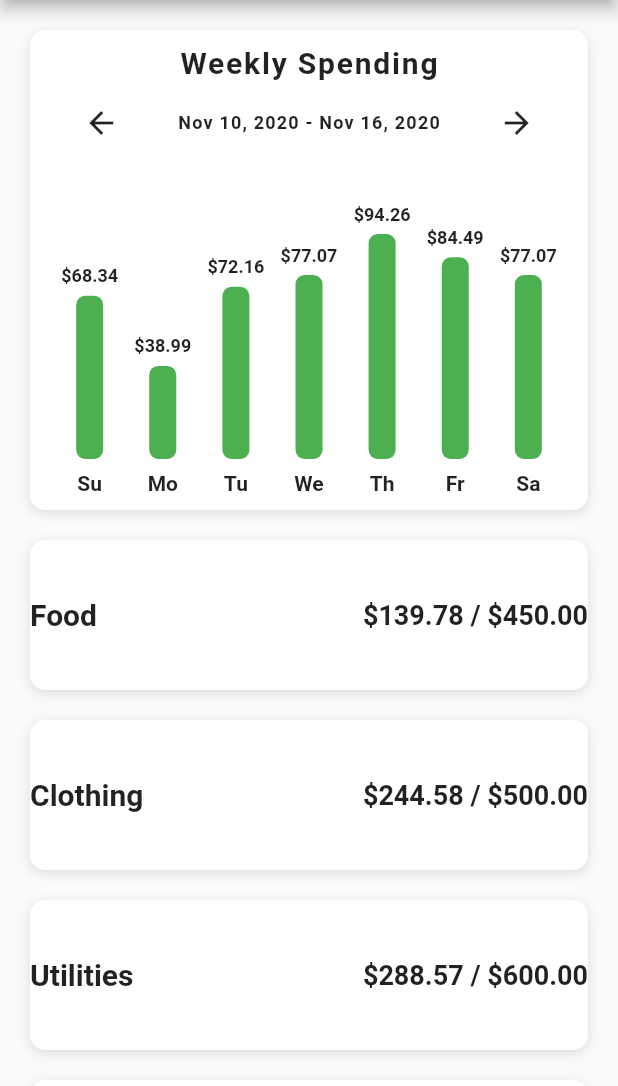
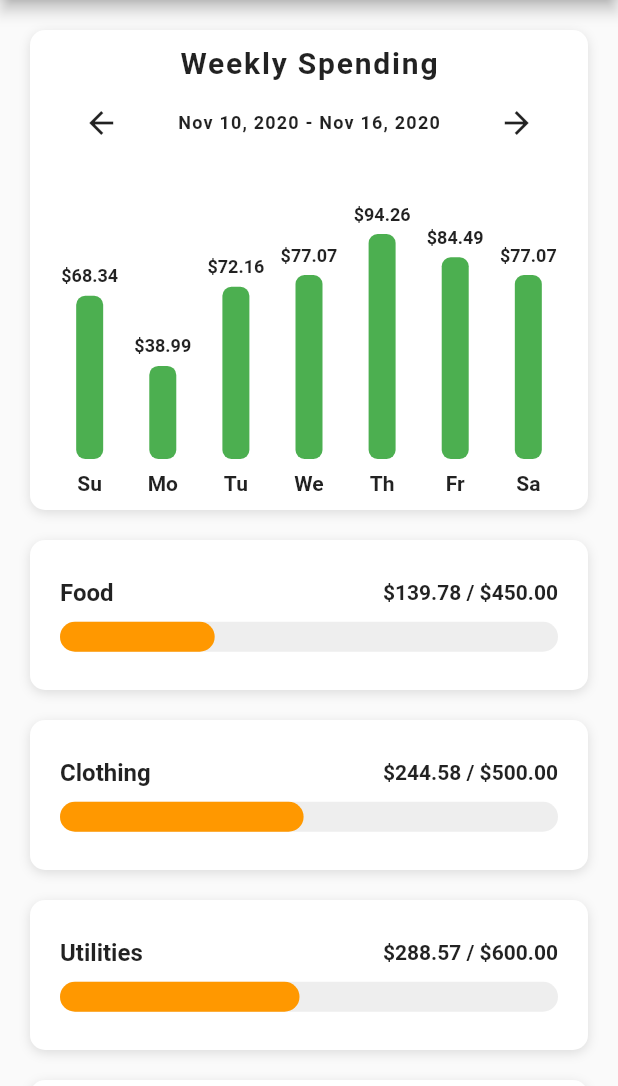
Before and after one commit to sannidhya-kushwaha/Budget_App, a Flutter app: the screen it shows after launch, on a phone screen of 412 x 824 dp, the part 150-1236 px from its top. Run offline on Flutter 3.47's test engine with Material 2 defaults, Android fonts, the phone set to English and light mode, and no system bars.

Commit message:
Layout Builder - Remaining Money Bars

```diff
--- /dev/null
+++ b/lib/helpers/color_helper.dart
@@ -0,0 +1,10 @@
+import 'package:flutter/material.dart';
+
+Color getColor(BuildContext context, double percent) {
+  if (percent >= 0.50) {
+    return Theme.of(context).primaryColor;
+  } else if (percent >= 0.25) {
+    return Colors.orange;
+  }
+  return Colors.red;
+}
--- a/lib/screens/home_screen.dart
+++ b/lib/screens/home_screen.dart
@@ -1,4 +1,5 @@
 import 'package:Budget_App/data/data.dart';
+import 'package:Budget_App/helpers/color_helper.dart';
 import 'package:Budget_App/models/category_model.dart';
 import 'package:Budget_App/models/expense_model.dart';
 import 'package:Budget_App/widgets/bar_chart.dart';
@@ -13,10 +14,8 @@ class _HomeScreenState extends State<HomeScreen> {
   @override
   _buildCategory(Category category, double totalAmountSpent) {
     return Container(
-      margin: EdgeInsets.symmetric(
-        horizontal: 20.0,
-        vertical: 10.0,
-      ),
+      margin: EdgeInsets.symmetric(horizontal: 20.0, vertical: 10.0),
+      padding: EdgeInsets.all(20.0),
       height: 100.0,
       width: double.infinity,
       decoration: BoxDecoration(
@@ -39,19 +38,51 @@ class _HomeScreenState extends State<HomeScreen> {
               Text(
                 category.name,
                 style: TextStyle(
-                  fontSize: 20.0,
+                  fontSize: 16.0,
                   fontWeight: FontWeight.w600,
                 ),
               ),
               Text(
                 '\$${(category.maxAmount - totalAmountSpent).toStringAsFixed(2)} / \$${category.maxAmount.toStringAsFixed(2)}',
                 style: TextStyle(
-                  fontSize: 18.0,
+                  fontSize: 14.0,
                   fontWeight: FontWeight.w600,
                 ),
               ),
             ],
           ),
+          SizedBox(height: 10.0),
+          LayoutBuilder(
+            builder: (BuildContext context, BoxConstraints constraints) {
+              final double maxBarWidth = constraints.maxWidth;
+              final double percent =
+                  (category.maxAmount - totalAmountSpent) / category.maxAmount;
+              double barWidth = percent * maxBarWidth;
+
+              if (barWidth < 0) {
+                barWidth = 0;
+              }
+              return Stack(
+                children: [
+                  Container(
+                    height: 20.0,
+                    decoration: BoxDecoration(
+                      color: Colors.grey[200],
+                      borderRadius: BorderRadius.circular(15.0),
+                    ),
+                  ),
+                  Container(
+                    height: 20.0,
+                    width: barWidth,
+                    decoration: BoxDecoration(
+                      color: getColor(context, percent),
+                      borderRadius: BorderRadius.circular(15.0),
+                    ),
+                  )
+                ],
+              );
+            },
+          )
         ],
       ),
     );
```
